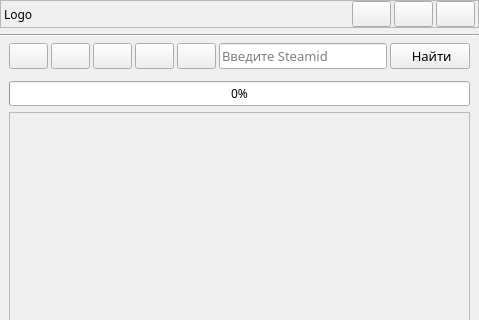
This is AraSteamManager/mainwindow.ui in Arankir/AraSteamManager as Qt 5 draws it before an edit; both pictures show x 0 to 479 and y 0 to 320 of the 479 by 623 pixel window. The edited form follows.
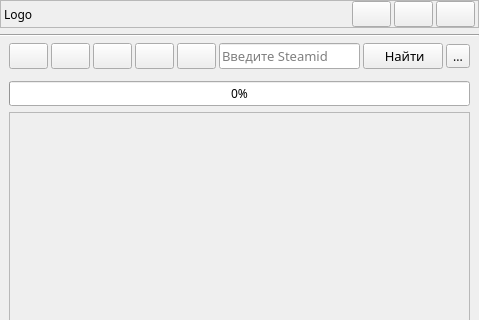
This is the edited form.

Patch:
```diff
--- a/AraSteamManager/mainwindow.ui
+++ b/AraSteamManager/mainwindow.ui
@@ -222,6 +222,13 @@
           </property>
          </widget>
         </item>
+        <item>
+         <widget class="QToolButton" name="toolButton">
+          <property name="text">
+           <string>...</string>
+          </property>
+         </widget>
+        </item>
        </layout>
       </item>
       <item>
```
